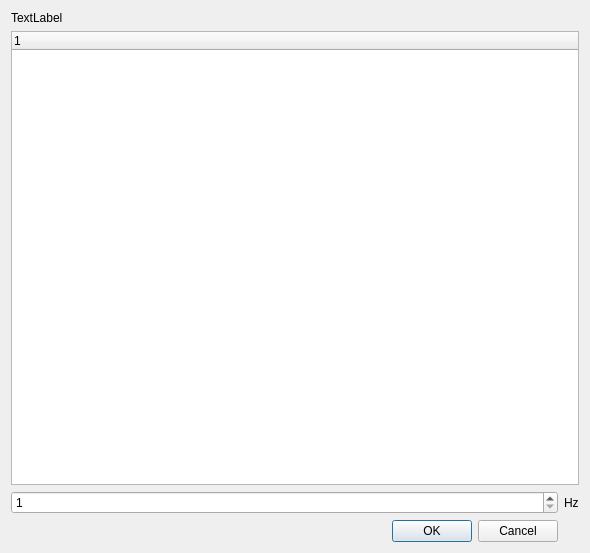
The window that src/gui_impl/dialogs/resampling_dialog.ui (cbrnr/sigviewer) describes before a commit, drawn with Qt 5.
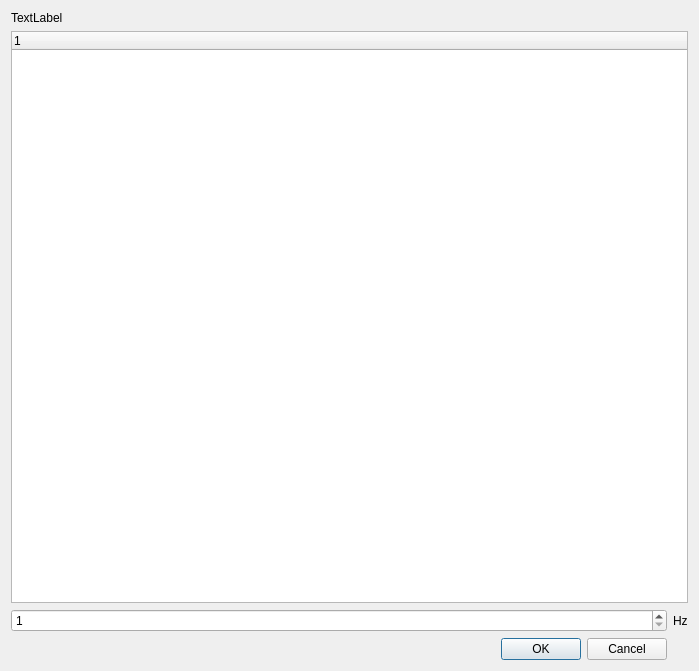
The same window after the commit.

Commit message:
Improved channel selection dialog
And several other dialogs as well

Diff of the .ui file:
```diff
--- a/src/gui_impl/dialogs/resampling_dialog.ui
+++ b/src/gui_impl/dialogs/resampling_dialog.ui
@@ -6,8 +6,8 @@
    <rect>
     <x>0</x>
     <y>0</y>
-    <width>590</width>
-    <height>553</height>
+    <width>699</width>
+    <height>671</height>
    </rect>
   </property>
   <property name="windowTitle">
```
The commit also changes 6 other files.
